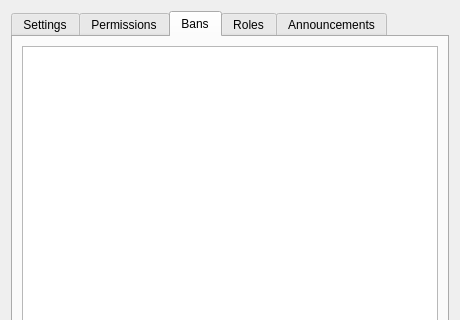
The window that src/desktop/ui/sessionsettings.ui (drawpile/Drawpile) describes before a commit, drawn with Qt 5; both pictures show x 0 to 460 and y 0 to 320 of the 460 by 580 pixel window.
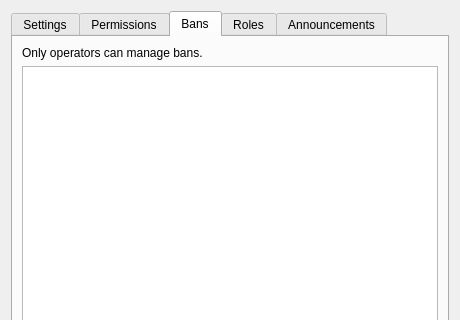
The same window after the commit. The open tabs and pages were chosen to show the change. Icons and pictures are not drawn. Custom widgets are drawn as their Qt base class.

Commit message:
Don't transmit ban lists to non-operators
Since there's really nothing you can do with it as a regular user other
than spy on what people got banned, which isn't anyone else's business
outside of the room operators and the person that got banned by them.

Diff of the .ui file:
```diff
--- a/src/desktop/ui/sessionsettings.ui
+++ b/src/desktop/ui/sessionsettings.ui
@@ -413,6 +413,16 @@
        <string>Bans</string>
       </attribute>
       <layout class="QVBoxLayout">
+       <item>
+        <widget class="QLabel" name="banLabel">
+         <property name="text">
+          <string>Only operators can manage bans.</string>
+         </property>
+         <property name="wordWrap">
+          <bool>true</bool>
+         </property>
+        </widget>
+       </item>
        <item>
         <widget class="QTableView" name="banlistView">
          <property name="selectionMode">
```
The commit also changes 8 other files.
